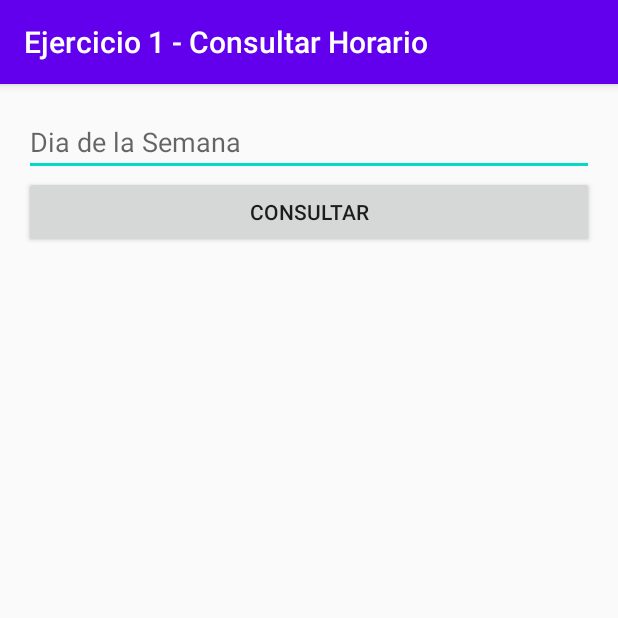
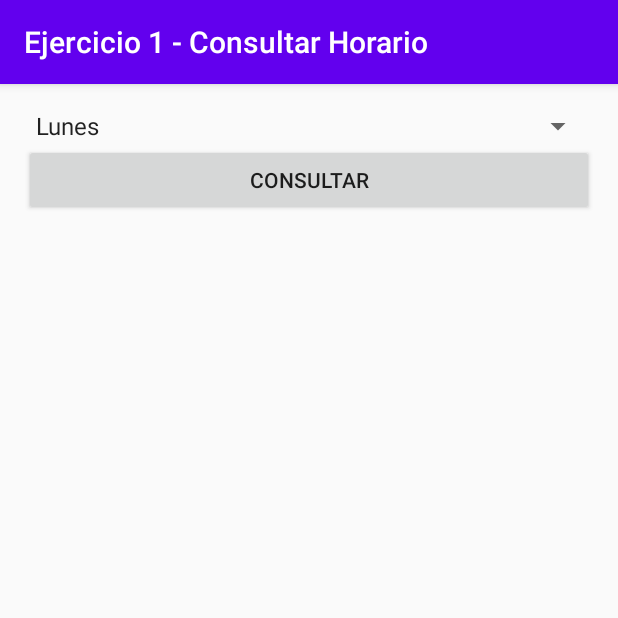
Before and after one commit to dsousa034/Sousa_Daniel_Parcial2_Eventos, an Android app built with Jetpack Compose: the ConsultarHorarioActivity screen opened directly, with no data from a screen before it, after a tap on "CONSULTAR", on a phone screen of 412 x 824 dp, the top half of it. Run offline under Robolectric (Android 15) with nearby library versions, the phone set to English and light mode, and no system bars; our stand-ins replace Firebase (no records; nobody signed in at launch, a user with empty details on screens opened directly).

Commit message:
Ejercicio 1

```diff
--- a/app/src/main/java/com/example/parcial2/ejercicio1/ConsultarHorarioActivity.kt
+++ b/app/src/main/java/com/example/parcial2/ejercicio1/ConsultarHorarioActivity.kt
@@ -2,8 +2,9 @@ package com.example.parcial2.ejercicio1
 
 import android.os.Bundle
 import android.util.Log
+import android.widget.ArrayAdapter
 import android.widget.Button
-import android.widget.EditText
+import android.widget.Spinner
 import android.widget.TextView
 import androidx.appcompat.app.AppCompatActivity
 import com.example.parcial2.R
@@ -21,14 +22,20 @@ class ConsultarHorarioActivity : AppCompatActivity() {
 
         // Acceder a las vistas con findViewById
         val btnConsultar = findViewById<Button>(R.id.btnConsultar)
-        val etDiaConsulta = findViewById<EditText>(R.id.etDiaConsulta)
+        val spinnerDias = findViewById<Spinner>(R.id.spinnerDias)
         val tvResultado = findViewById<TextView>(R.id.tvResultado)
+
+        // Configurar el Spinner con los días de la semana
+        val dias = resources.getStringArray(R.array.dias_array)
+        val adapter = ArrayAdapter(this, android.R.layout.simple_spinner_item, dias)
+        adapter.setDropDownViewResource(android.R.layout.simple_spinner_dropdown_item)
+        spinnerDias.adapter = adapter
 
         // Configurar listener para el botón
         btnConsultar.setOnClickListener {
-            val dia = etDiaConsulta.text.toString()
+            val dia = spinnerDias.selectedItem.toString()
             consultarHorario(dia) { asignaturas ->
-                tvResultado.text = asignaturas.joinToString("\n") { it.nombre }
+                tvResultado.text = asignaturas.joinToString("\n") { it.nombre + " a las " + it.hora}
             }
         }
     }
--- a/app/src/main/res/layout/activity_consultar_horario.xml
+++ b/app/src/main/res/layout/activity_consultar_horario.xml
@@ -1,15 +1,16 @@
 <?xml version="1.0" encoding="utf-8"?>
+<!-- activity_consultar_horario.xml -->
 <LinearLayout xmlns:android="http://schemas.android.com/apk/res/android"
     android:layout_width="match_parent"
     android:layout_height="match_parent"
     android:orientation="vertical"
     android:padding="16dp">
 
-    <EditText
-        android:id="@+id/etDiaConsulta"
+    <Spinner
+        android:id="@+id/spinnerDias"
         android:layout_width="match_parent"
         android:layout_height="wrap_content"
-        android:hint="Dia de la Semana" />
+        android:entries="@array/dias_array" />
 
     <Button
         android:id="@+id/btnConsultar"
@@ -22,5 +23,4 @@
         android:layout_width="match_parent"
         android:layout_height="wrap_content"
         android:paddingTop="16dp" />
-
 </LinearLayout>
--- a/app/src/main/res/values/strings.xml
+++ b/app/src/main/res/values/strings.xml
@@ -10,5 +10,11 @@
     <string name="event_capacity">Aforo</string>
     <string name="save">Guardar</string>
     <string name="cancel">Cancelar</string>
-
+    <string-array name="dias_array">
+        <item>Lunes</item>
+        <item>Martes</item>
+        <item>Miércoles</item>
+        <item>Jueves</item>
+        <item>Viernes</item>
+    </string-array>
 </resources>
```
